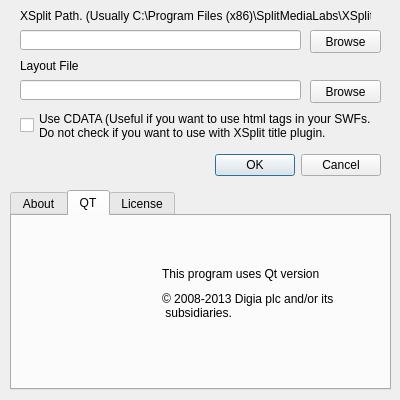
Above: StreamControl/configwindow.ui from farpenoodle/StreamControl before the change. Below: the same form after it.
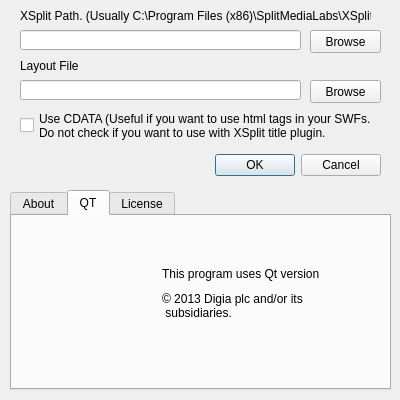
That is the form after the change. The open tabs and pages were chosen to show the change. Icons and pictures are not drawn.

Commit message: Remove datasets from layout files until they are ready

Patch:
```diff
--- a/StreamControl/configwindow.ui
+++ b/StreamControl/configwindow.ui
@@ -226,7 +226,7 @@
       </rect>
      </property>
      <property name="text">
-      <string>© 2008-2013 Digia plc and/or its
+      <string>© 2013 Digia plc and/or its
  subsidiaries. </string>
      </property>
     </widget>
```
The commit also changes 2 other files.
